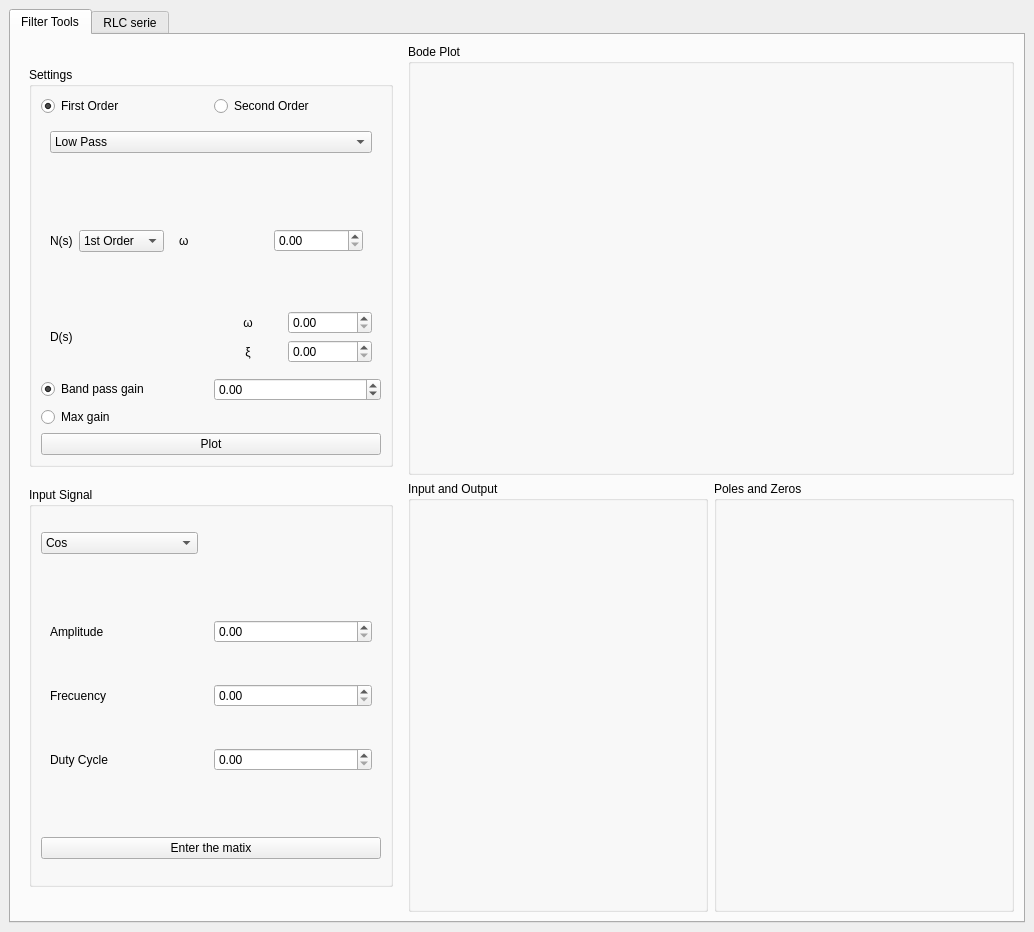
Before: the Qt Designer form UI.ui in GullinoAgus/Filter-TOOL-ELECTRO, drawn with Qt 5.
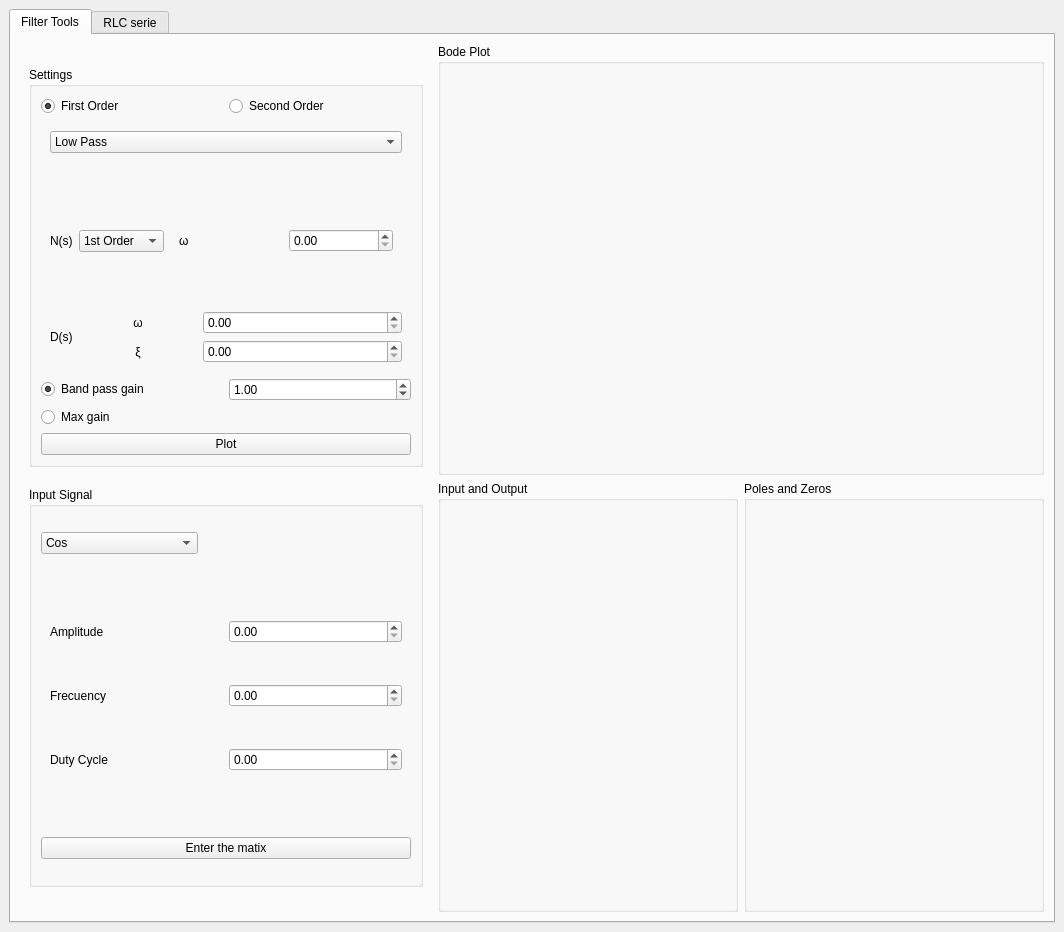
After: the same form once the commit is applied. The open tabs and pages were chosen to show the change.

What changed in the file:
```diff
--- a/UI.ui
+++ b/UI.ui
@@ -6,7 +6,7 @@
    <rect>
     <x>0</x>
     <y>0</y>
-    <width>1034</width>
+    <width>1064</width>
     <height>932</height>
    </rect>
   </property>
@@ -36,6 +36,12 @@
            </property>
            <item>
             <widget class="QGroupBox" name="groupBox">
+             <property name="sizePolicy">
+              <sizepolicy hsizetype="Preferred" vsizetype="Preferred">
+               <horstretch>0</horstretch>
+               <verstretch>0</verstretch>
+              </sizepolicy>
+             </property>
              <property name="maximumSize">
               <size>
                <width>400</width>
@@ -377,6 +383,12 @@
                        <layout class="QHBoxLayout" name="horizontalLayout_8">
                         <item>
                          <widget class="QLabel" name="label">
+                          <property name="sizePolicy">
+                           <sizepolicy hsizetype="Maximum" vsizetype="Preferred">
+                            <horstretch>0</horstretch>
+                            <verstretch>0</verstretch>
+                           </sizepolicy>
+                          </property>
                           <property name="text">
                            <string>D(s)</string>
                           </property>
@@ -386,6 +398,18 @@
                          <layout class="QGridLayout" name="gridLayout_13">
                           <item row="0" column="0">
                            <widget class="QLabel" name="label_7">
+                            <property name="sizePolicy">
+                             <sizepolicy hsizetype="Maximum" vsizetype="Preferred">
+                              <horstretch>0</horstretch>
+                              <verstretch>0</verstretch>
+                             </sizepolicy>
+                            </property>
+                            <property name="minimumSize">
+                             <size>
+                              <width>118</width>
+                              <height>0</height>
+                             </size>
+                            </property>
                             <property name="text">
                              <string>ω</string>
                             </property>
@@ -443,6 +467,9 @@
                   <property name="maximum">
                    <double>10000000000000000139372116959414099130712064.000000000000000</double>
                   </property>
+                  <property name="value">
+                   <double>1.000000000000000</double>
+                  </property>
                  </widget>
                 </item>
                 <item row="0" column="0">
@@ -489,7 +516,7 @@
            <item>
             <widget class="QGroupBox" name="groupBox_2">
              <property name="sizePolicy">
-              <sizepolicy hsizetype="Preferred" vsizetype="Maximum">
+              <sizepolicy hsizetype="Preferred" vsizetype="Preferred">
                <horstretch>0</horstretch>
                <verstretch>0</verstretch>
               </sizepolicy>
@@ -673,8 +700,14 @@
                     </item>
                     <item row="2" column="1">
                      <widget class="QDoubleSpinBox" name="DCInputSignalDoubleSpinBox3">
+                      <property name="decimals">
+                       <number>2</number>
+                      </property>
                       <property name="maximum">
-                       <double>10000000000000000139372116959414099130712064.000000000000000</double>
+                       <double>1.000000000000000</double>
+                      </property>
+                      <property name="singleStep">
+                       <double>0.100000000000000</double>
                       </property>
                      </widget>
                     </item>
@@ -729,12 +762,18 @@
         <item>
          <layout class="QVBoxLayout" name="verticalLayout_4">
           <property name="sizeConstraint">
-           <enum>QLayout::SetNoConstraint</enum>
+           <enum>QLayout::SetDefaultConstraint</enum>
           </property>
           <item>
            <layout class="QHBoxLayout" name="horizontalLayout_6">
             <item>
              <widget class="QGroupBox" name="BodePlotBox">
+              <property name="sizePolicy">
+               <sizepolicy hsizetype="Minimum" vsizetype="Preferred">
+                <horstretch>0</horstretch>
+                <verstretch>0</verstretch>
+               </sizepolicy>
+              </property>
               <property name="minimumSize">
                <size>
                 <width>300</width>
@@ -753,6 +792,12 @@
            <layout class="QHBoxLayout" name="horizontalLayout_5">
             <item>
              <widget class="QGroupBox" name="InputAndOutputBox">
+              <property name="sizePolicy">
+               <sizepolicy hsizetype="Minimum" vsizetype="Preferred">
+                <horstretch>0</horstretch>
+                <verstretch>0</verstretch>
+               </sizepolicy>
+              </property>
               <property name="minimumSize">
                <size>
                 <width>300</width>
@@ -767,6 +812,12 @@
             </item>
             <item>
              <widget class="QGroupBox" name="PolesAndZerosBox">
+              <property name="sizePolicy">
+               <sizepolicy hsizetype="Minimum" vsizetype="Preferred">
+                <horstretch>0</horstretch>
+                <verstretch>0</verstretch>
+               </sizepolicy>
+              </property>
               <property name="minimumSize">
                <size>
                 <width>300</width>
```
Left out of the diff: 6 changed lines with no effect on the pictures.
